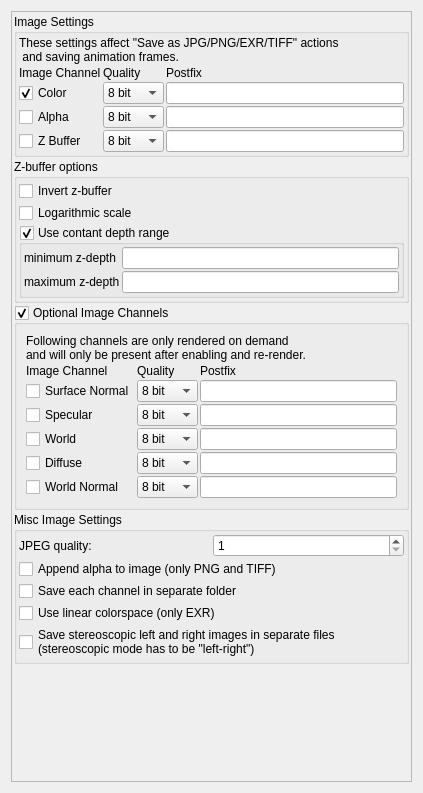
Old version of the form mandelbulber2/qt/image_save_dialog.ui in the repository buddhi1980/mandelbulber2.
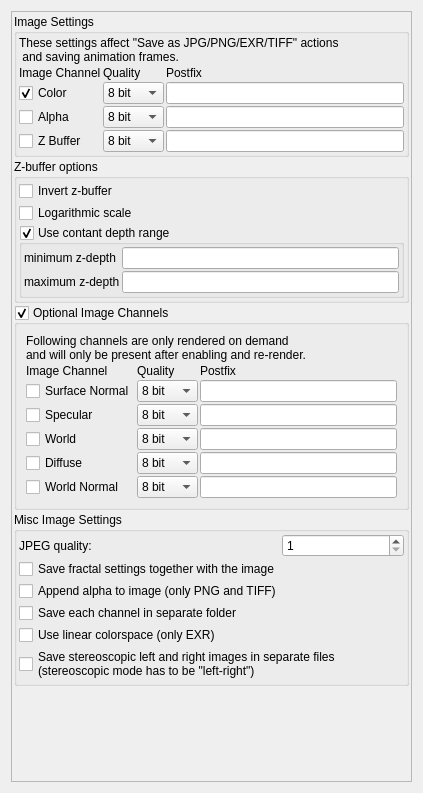
New version of the form. Icons and pictures are not drawn. Custom widgets are drawn as their Qt base class.

Commit message: Added option to save fractal setting together with the image

Patch:
```diff
--- a/mandelbulber2/qt/image_save_dialog.ui
+++ b/mandelbulber2/qt/image_save_dialog.ui
@@ -537,27 +537,13 @@
             <property name="spacing">
              <number>2</number>
             </property>
-            <item row="1" column="0" colspan="2">
+            <item row="2" column="0" colspan="2">
              <widget class="MyCheckBox" name="checkBox_append_alpha_png">
               <property name="text">
                <string>Append alpha to image (only PNG and TIFF)</string>
               </property>
              </widget>
             </item>
-            <item row="3" column="0" colspan="2">
-             <widget class="MyCheckBox" name="checkBox_linear_colorspace">
-              <property name="text">
-               <string>Use linear colorspace (only EXR)</string>
-              </property>
-             </widget>
-            </item>
-            <item row="0" column="0">
-             <widget class="QLabel" name="label_5">
-              <property name="text">
-               <string>JPEG quality:</string>
-              </property>
-             </widget>
-            </item>
             <item row="0" column="1">
              <widget class="MySpinBox" name="spinboxInt_jpeg_quality">
               <property name="minimum">
@@ -568,7 +554,28 @@
               </property>
              </widget>
             </item>
+            <item row="0" column="0">
+             <widget class="QLabel" name="label_5">
+              <property name="text">
+               <string>JPEG quality:</string>
+              </property>
+             </widget>
+            </item>
             <item row="4" column="0" colspan="2">
+             <widget class="MyCheckBox" name="checkBox_linear_colorspace">
+              <property name="text">
+               <string>Use linear colorspace (only EXR)</string>
+              </property>
+             </widget>
+            </item>
+            <item row="3" column="0" colspan="2">
+             <widget class="MyCheckBox" name="checkBox_save_channels_in_separate_folders">
+              <property name="text">
+               <string>Save each channel in separate folder</string>
+              </property>
+             </widget>
+            </item>
+            <item row="5" column="0" colspan="2">
              <widget class="MyCheckBox" name="checkBox_stereoscopic_in_separate_files">
               <property name="text">
                <string>Save stereoscopic left and right images in separate files
@@ -576,10 +583,10 @@
               </property>
              </widget>
             </item>
-            <item row="2" column="0" colspan="2">
-             <widget class="MyCheckBox" name="checkBox_save_channels_in_separate_folders">
+            <item row="1" column="0">
+             <widget class="QCheckBox" name="checkBox_save_settings_with_image">
               <property name="text">
-               <string>Save each channel in separate folder</string>
+               <string>Save fractal settings together with the image</string>
               </property>
              </widget>
             </item>
```
The commit also changes 3 other files.
